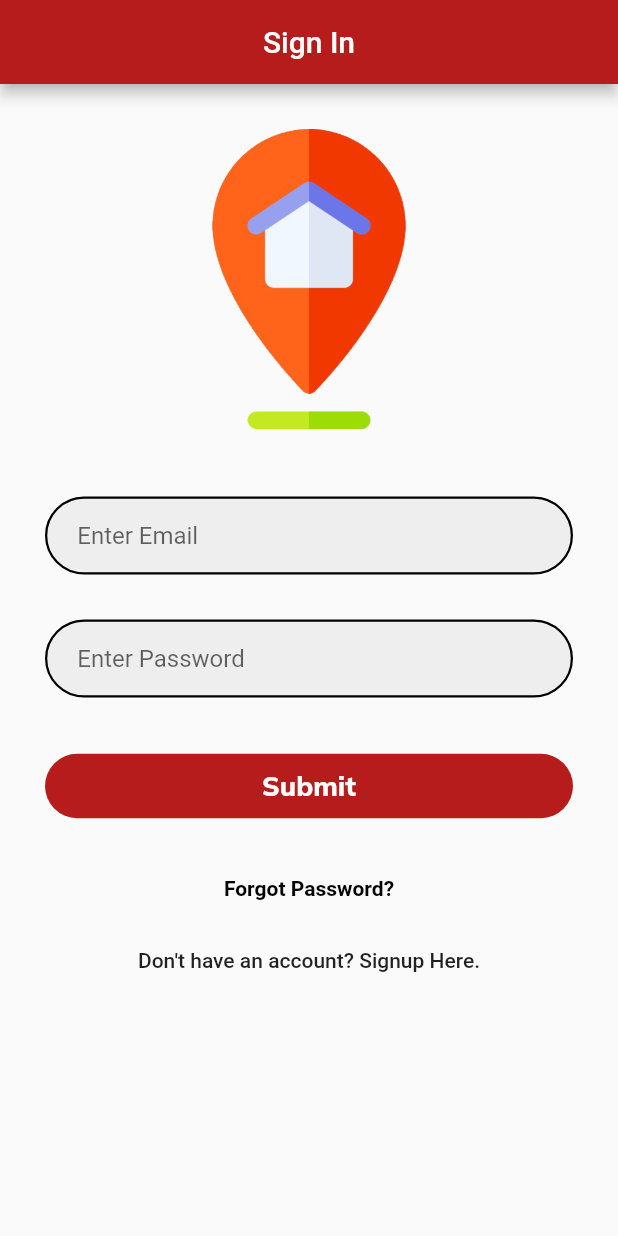
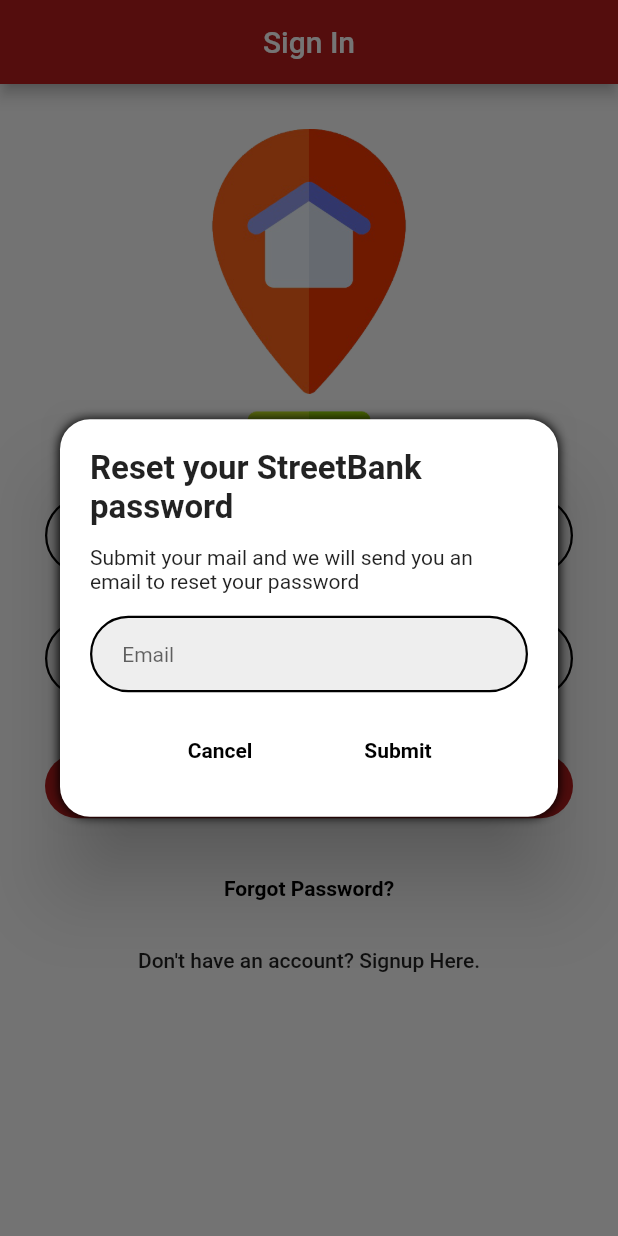
Before and after one commit to MoHoss2000/StreetBank, a Flutter app: the screen it shows after launch, after a tap on "Forgot Password?", on a phone screen of 412 x 824 dp. Run offline on Flutter 3.47's test engine with Material 2 defaults, Android fonts, the phone set to English and light mode, and no system bars; our stand-ins replace cached_network_image, cloud_firestore, firebase_auth, firebase_core, firebase_messaging, firebase_remote_config and 7 more; missing offline and left inert: searchable_dropdown, simple_animated_icon; accounts and stored records are empty.

Commit message:
fixed resetPassword not showing dialog

```diff
--- a/lib/screens/authentication/login.dart
+++ b/lib/screens/authentication/login.dart
@@ -67,11 +67,10 @@
               isPassword: true,
             ),
             _emailLoginButton(context),
-            _labelButton(
-              getTranslation(context, "forgot_password"),
-              onPressed: () =>
-                  _showResetPassword, // opens dialog to reset password
-            ),
+            _labelButton(getTranslation(context, "forgot_password"),
+                onPressed: () {
+              _showResetPassword(); // opens dialog to reset password
+            }),
             FlatButton(
               child: Text(getTranslation(context, "no_account")),
               onPressed: () {
@@ -97,7 +96,9 @@
 
   // form text field with custom style
   Widget _entryField(String hint,
-      {TextEditingController controller, bool isPassword = false}) {
+      {TextEditingController controller,
+      bool isPassword = false,
+      double fontSize}) {
     return Container(
       margin: EdgeInsets.symmetric(vertical: 15),
       decoration: BoxDecoration(
@@ -114,6 +115,7 @@
         controller: controller,
         keyboardType: TextInputType.emailAddress,
         style: TextStyle(
+          fontSize: fontSize,
           fontStyle: FontStyle.normal,
           fontWeight: FontWeight.normal,
         ),
@@ -131,13 +133,12 @@
   }
 
   Widget _labelButton(String title, {Function onPressed}) {
-    return FlatButton(
+    return TextButton(
       onPressed: () {
         if (onPressed != null) {
           onPressed();
         }
       },
-      splashColor: Colors.grey.shade200,
       child: Text(
         title,
         style: TextStyle(
@@ -201,7 +202,7 @@
             backgroundColor: Colors.transparent,
             child: Container(
               decoration: BoxDecoration(
-                  color: TwitterColor.white,
+                  color: Theme.of(context).backgroundColor,
                   borderRadius: BorderRadius.all(Radius.circular(20)),
                   boxShadow: [
                     BoxShadow(
@@ -225,13 +226,16 @@
                         ),
                       ),
                     ),
-                    SizedBox(height: 8),
+                    SizedBox(height: 12),
                     Text(
                       getTranslation(context, "reset_password_content"),
                       style: TextStyle(fontSize: 14),
                     ),
-                    _entryField(getTranslation(context, "email"),
-                        controller: controller),
+                    _entryField(
+                      getTranslation(context, "email"),
+                      controller: controller,
+                      fontSize: 14,
+                    ),
                     Row(
                       mainAxisAlignment: MainAxisAlignment.spaceEvenly,
                       children: [
--- a/lib/screens/mainscreen.dart
+++ b/lib/screens/mainscreen.dart
@@ -312,8 +312,6 @@
         style: TextStyle(
           fontSize: 18,
           fontWeight: FontWeight.bold,
-          // color: Theme.of(context).mode
-          // color: Theme.of(context).brightness == Brightness.dark
           color: ThemeProvider.themeOf(context).id == 'dark'
               ? Theme.of(context).accentColor
               : Theme.of(context).primaryColor,
```
